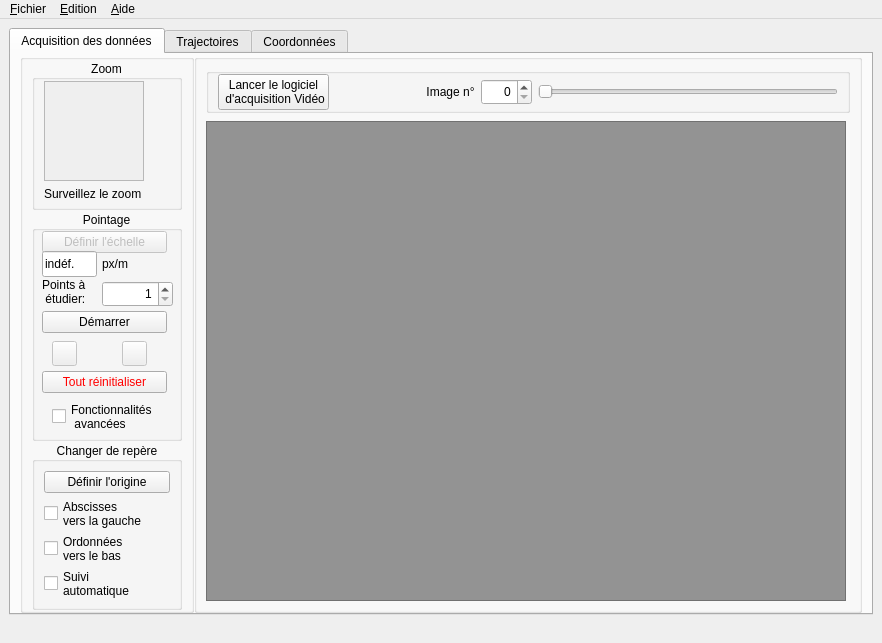
Qt form src/pymecavideo.ui (rene-d/pymecavideo) before a commit.
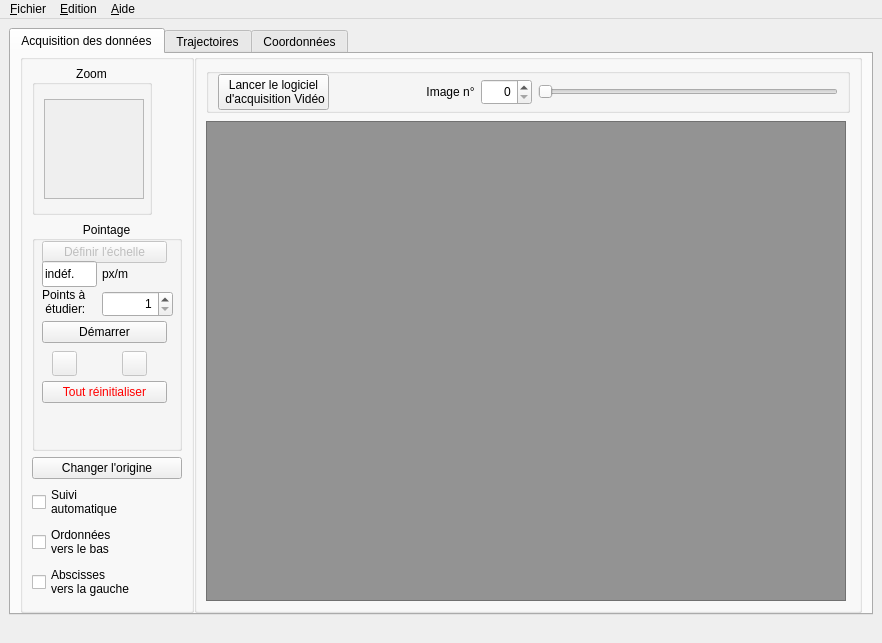
The same form after that commit. The open tabs and pages were chosen to show the change. Custom widgets are drawn as their Qt base class.

Commit message: mini interface by default

Patch:
```diff
--- a/src/pymecavideo.ui
+++ b/src/pymecavideo.ui
@@ -83,16 +83,22 @@
            </property>
            <item>
             <widget class="QGroupBox" name="groupBox_3">
+             <property name="sizePolicy">
+              <sizepolicy hsizetype="Minimum" vsizetype="Minimum">
+               <horstretch>0</horstretch>
+               <verstretch>0</verstretch>
+              </sizepolicy>
+             </property>
              <property name="minimumSize">
               <size>
-               <width>150</width>
-               <height>150</height>
+               <width>0</width>
+               <height>0</height>
               </size>
              </property>
              <property name="maximumSize">
               <size>
-               <width>150</width>
-               <height>200</height>
+               <width>120</width>
+               <height>150</height>
               </size>
              </property>
              <property name="title">
@@ -145,26 +151,6 @@
                 </property>
                </widget>
               </item>
-              <item>
-               <widget class="QLabel" name="label_sous_zoom">
-                <property name="text">
-                 <string>Surveillez le zoom</string>
-                </property>
-               </widget>
-              </item>
-              <item>
-               <spacer name="verticalSpacer_3">
-                <property name="orientation">
-                 <enum>Qt::Vertical</enum>
-                </property>
-                <property name="sizeHint" stdset="0">
-                 <size>
-                  <width>20</width>
-                  <height>2</height>
-                 </size>
-                </property>
-               </spacer>
-              </item>
              </layout>
             </widget>
            </item>
@@ -173,7 +159,7 @@
              <property name="minimumSize">
               <size>
                <width>150</width>
-               <height>230</height>
+               <height>180</height>
               </size>
              </property>
              <property name="maximumSize">
@@ -352,23 +338,6 @@
                <string>Tout réinitialiser</string>
               </property>
              </widget>
-             <widget class="QCheckBox" name="checkBox_avancees">
-              <property name="geometry">
-               <rect>
-                <x>20</x>
-                <y>190</y>
-                <width>121</width>
-                <height>31</height>
-               </rect>
-              </property>
-              <property name="text">
-               <string>Fonctionnalités 
- avancées</string>
-              </property>
-              <property name="autoRepeat">
-               <bool>false</bool>
-              </property>
-             </widget>
              <widget class="QPushButton" name="Bouton_Echelle">
               <property name="enabled">
                <bool>false</bool>
@@ -459,84 +428,41 @@
             </widget>
            </item>
            <item>
-            <widget class="QGroupBox" name="group_advanced">
+            <widget class="QPushButton" name="pushButton_origine">
              <property name="enabled">
               <bool>true</bool>
              </property>
-             <property name="minimumSize">
-              <size>
-               <width>150</width>
-               <height>150</height>
-              </size>
+             <property name="text">
+              <string>Changer l'origine</string>
              </property>
-             <property name="maximumSize">
-              <size>
-               <width>150</width>
-               <height>200</height>
-              </size>
+             <property name="flat">
+              <bool>false</bool>
              </property>
-             <property name="title">
-              <string>Changer de repère</string>
-             </property>
-             <property name="alignment">
-              <set>Qt::AlignCenter</set>
-             </property>
-             <layout class="QVBoxLayout" name="verticalLayout_6">
-              <item>
-               <widget class="QPushButton" name="pushButton_origine">
-                <property name="enabled">
-                 <bool>true</bool>
-                </property>
-                <property name="text">
-                 <string>Définir l'origine</string>
-                </property>
-                <property name="flat">
-                 <bool>false</bool>
-                </property>
-               </widget>
-              </item>
-              <item>
-               <widget class="QCheckBox" name="checkBox_abscisses">
-                <property name="text">
-                 <string>Abscisses 
-vers la gauche</string>
-                </property>
-               </widget>
-              </item>
-              <item>
-               <widget class="QCheckBox" name="checkBox_ordonnees">
-                <property name="text">
-                 <string>Ordonnées 
-vers le bas</string>
-                </property>
-               </widget>
-              </item>
-              <item>
-               <widget class="QCheckBox" name="checkBox_auto">
-                <property name="text">
-                 <string>Suivi 
+            </widget>
+           </item>
+           <item>
+            <widget class="QCheckBox" name="checkBox_auto">
+             <property name="text">
+              <string>Suivi 
 automatique</string>
-                </property>
-               </widget>
-              </item>
-             </layout>
+             </property>
             </widget>
            </item>
            <item>
-            <spacer name="verticalSpacer_2">
-             <property name="orientation">
-              <enum>Qt::Vertical</enum>
+            <widget class="QCheckBox" name="checkBox_ordonnees">
+             <property name="text">
+              <string>Ordonnées 
+vers le bas</string>
              </property>
-             <property name="sizeType">
-              <enum>QSizePolicy::Preferred</enum>
+            </widget>
+           </item>
+           <item>
+            <widget class="QCheckBox" name="checkBox_abscisses">
+             <property name="text">
+              <string>Abscisses 
+vers la gauche</string>
              </property>
-             <property name="sizeHint" stdset="0">
-              <size>
-               <width>20</width>
-               <height>2</height>
-              </size>
-             </property>
-            </spacer>
+            </widget>
            </item>
           </layout>
          </widget>
```
Left out of the diff: 15 changed lines with no effect on the pictures. The commit also changes 7 other files.
